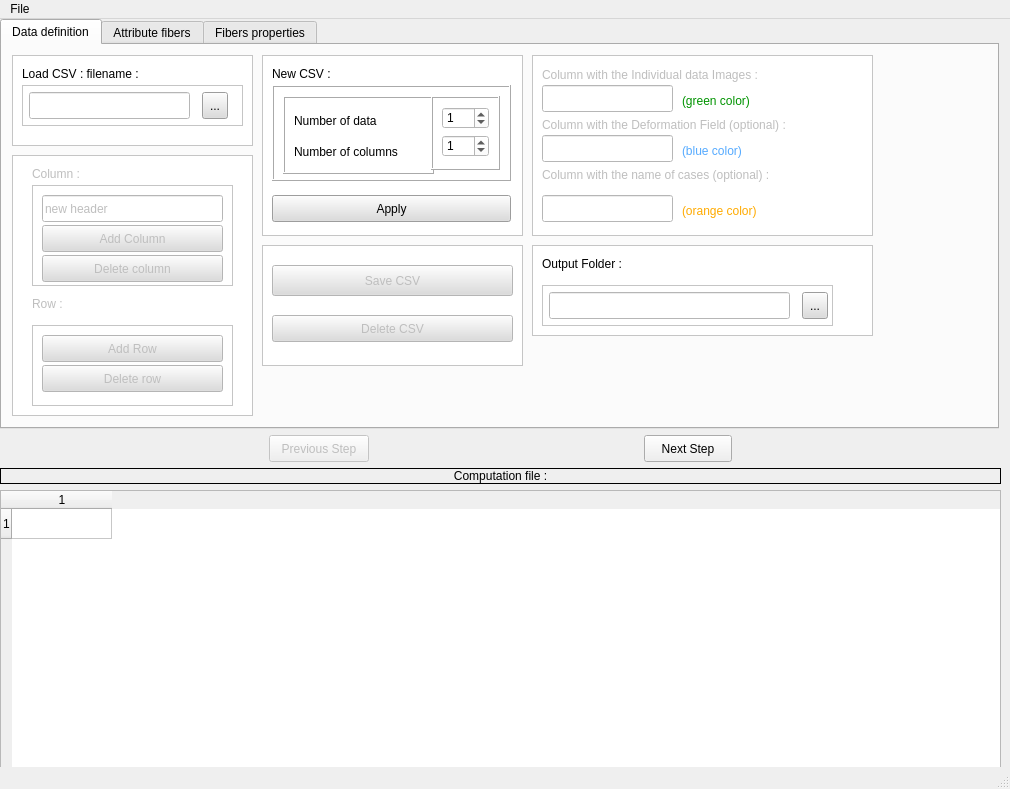
First picture: the form in Applications/DTIAtlasFiberAnalyzer/DTIAtlasFiberAnalyzerguiwindow.ui, repository NIRALUser/DTIFiberTractStatistics, before the edit.
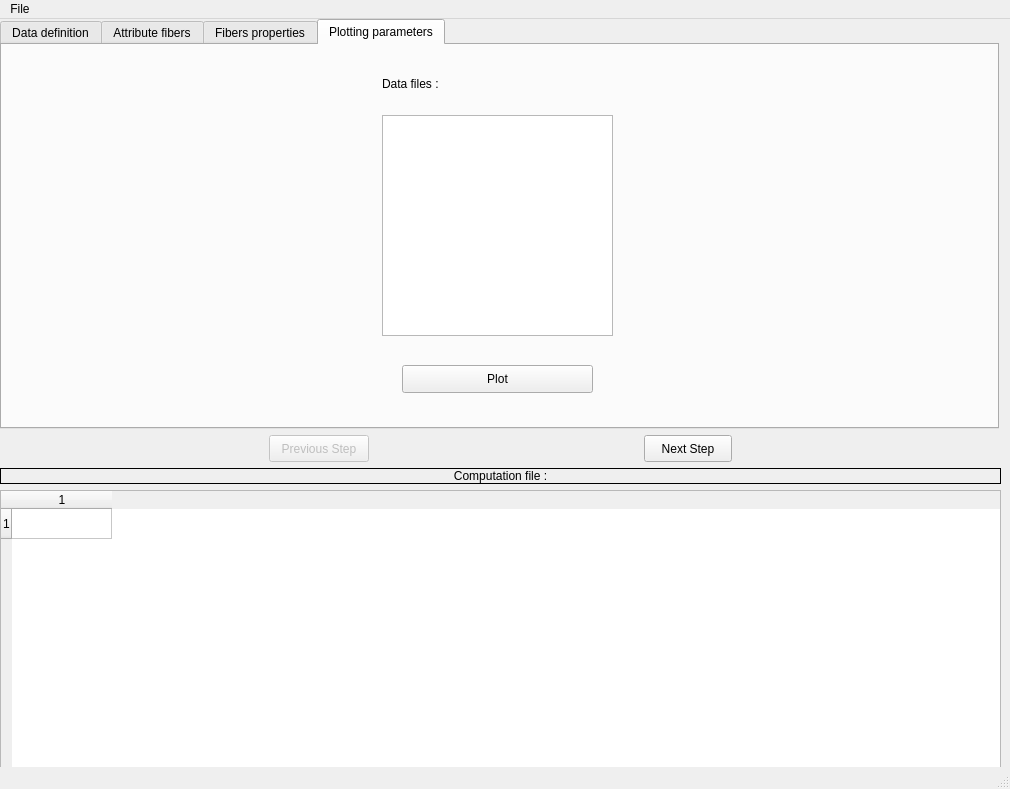
Second picture: the form after the edit.

Commit message: ENH:Plotting function added

```diff
--- a/Applications/DTIAtlasFiberAnalyzer/DTIAtlasFiberAnalyzerguiwindow.ui
+++ b/Applications/DTIAtlasFiberAnalyzer/DTIAtlasFiberAnalyzerguiwindow.ui
@@ -138,7 +138,7 @@
         <string notr="true"/>
        </property>
        <property name="currentIndex">
-        <number>0</number>
+        <number>3</number>
        </property>
        <property name="usesScrollButtons">
         <bool>true</bool>
@@ -1324,6 +1324,47 @@
          </widget>
         </widget>
        </widget>
+       <widget class="QWidget" name="Step4">
+        <attribute name="title">
+         <string>Plotting parameters</string>
+        </attribute>
+        <widget class="QListWidget" name="DataFilesList">
+         <property name="geometry">
+          <rect>
+           <x>380</x>
+           <y>70</y>
+           <width>231</width>
+           <height>221</height>
+          </rect>
+         </property>
+        </widget>
+        <widget class="QLabel" name="DataFilesTitle">
+         <property name="geometry">
+          <rect>
+           <x>380</x>
+           <y>30</y>
+           <width>241</width>
+           <height>17</height>
+          </rect>
+         </property>
+         <property name="text">
+          <string>Data files :</string>
+         </property>
+        </widget>
+        <widget class="QPushButton" name="PlotButton">
+         <property name="geometry">
+          <rect>
+           <x>400</x>
+           <y>320</y>
+           <width>191</width>
+           <height>28</height>
+          </rect>
+         </property>
+         <property name="text">
+          <string>Plot</string>
+         </property>
+        </widget>
+       </widget>
       </widget>
      </item>
     </layout>
```
Left out of the diff: 2 changed lines with no effect on the pictures. The commit also changes 7 other files.
